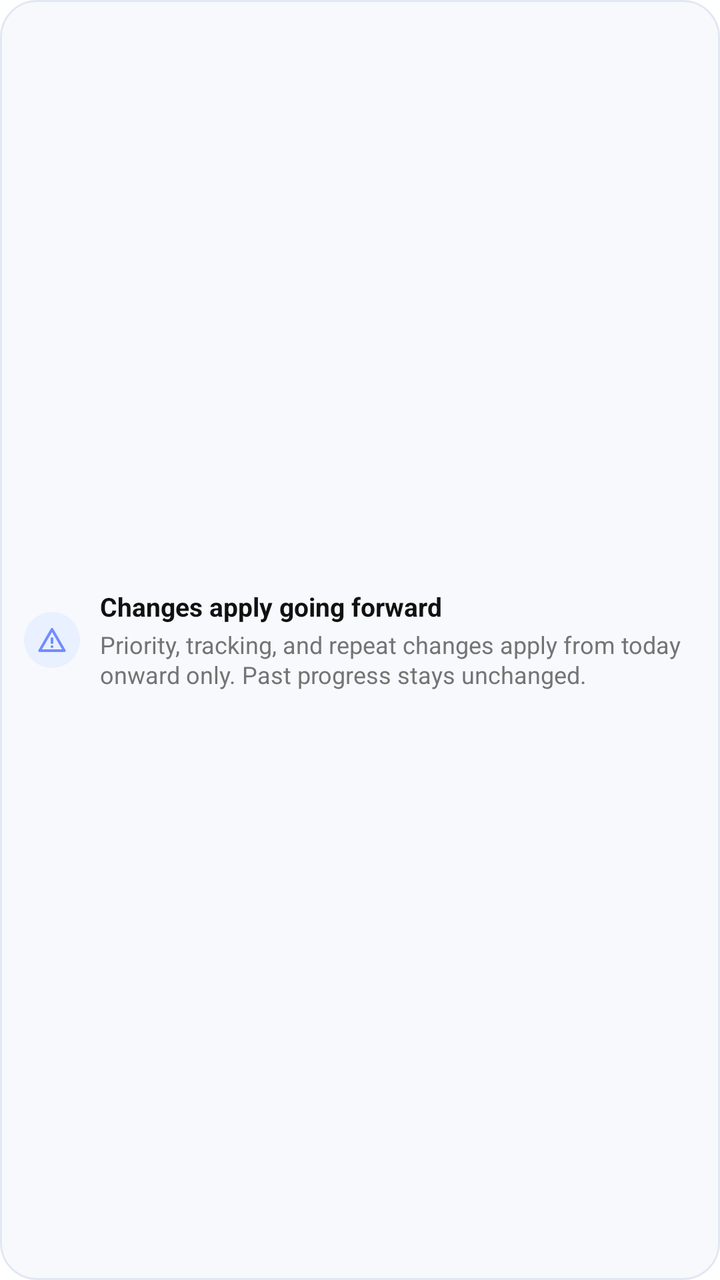
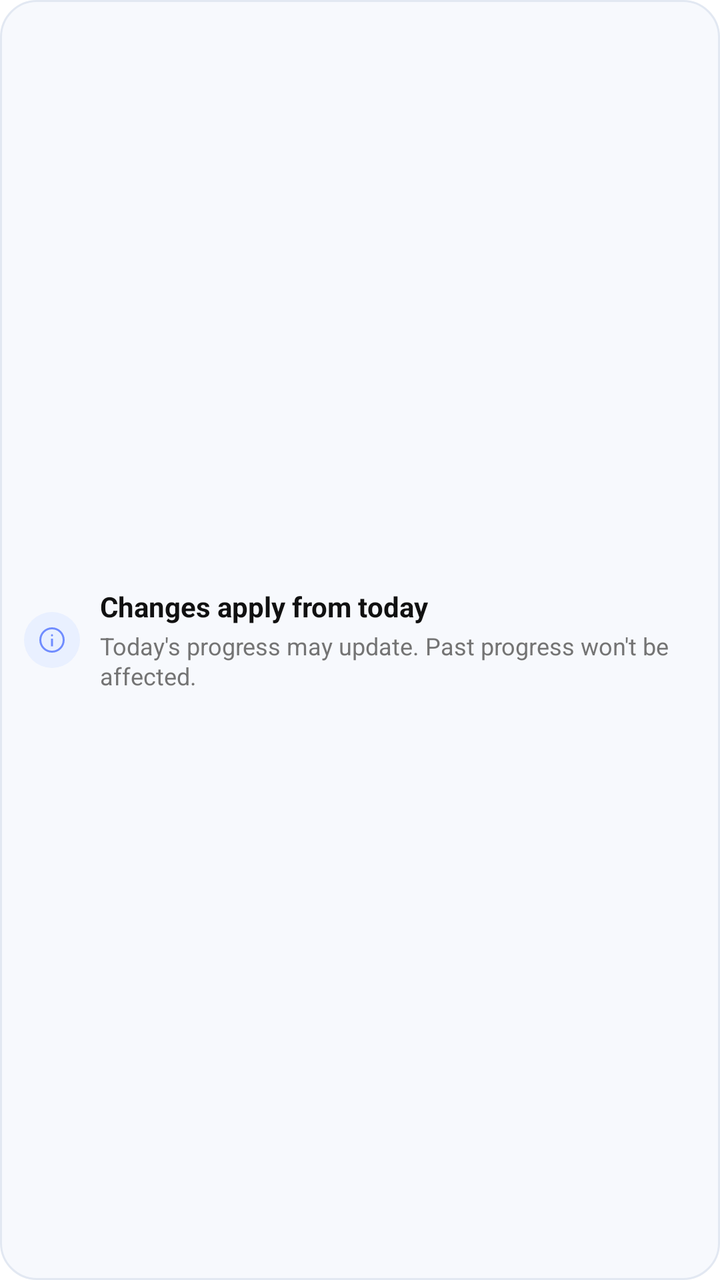

Screens rendered from an Android XML layout before and after an edit, with the pre-edit source and the edit as a unified diff.
<!-- AndroidManifest.xml: application theme Theme.GrowDaily -->
<!-- res/layout/edit_task_warning.xml -->
<?xml version="1.0" encoding="utf-8"?>
<LinearLayout android:id="@+id/tvVersioningHint"
    android:layout_width="match_parent"
    android:layout_height="wrap_content"
    android:layout_marginBottom="12dp"
    android:background="@drawable/add_task_info_card"
    android:gravity="center_vertical"
    android:orientation="horizontal"
    android:paddingStart="12dp"
    android:paddingTop="10dp"
    android:paddingEnd="12dp"
    android:paddingBottom="10dp"
    android:visibility="visible"
    xmlns:android="http://schemas.android.com/apk/res/android"
    xmlns:app="http://schemas.android.com/apk/res-auto">

    <ImageView
        android:id="@+id/ivWarningIcon"
        android:layout_width="28dp"
        android:layout_height="28dp"
        android:layout_marginEnd="10dp"
        android:background="@drawable/circle_background"
        android:backgroundTint="@color/task_filter_selected_bg"
        android:padding="6dp"
        android:src="@drawable/ic_warning"
        app:tint="@color/brand_blue" />

    <LinearLayout
        android:layout_width="0dp"
        android:layout_height="wrap_content"
        android:layout_weight="1"
        android:orientation="vertical">

        <TextView
            android:id="@+id/tvWarningTitle"
            android:layout_width="match_parent"
            android:layout_height="wrap_content"
            android:text="Changes apply going forward"
            android:textColor="@color/add_form_text_primary"
            android:textSize="13sp"
            android:textStyle="bold" />

        <TextView
            android:id="@+id/tvWarningDesc"
            android:layout_width="match_parent"
            android:layout_height="wrap_content"
            android:layout_marginTop="2dp"
            android:lineSpacingExtra="1dp"
            android:text="Priority, tracking, and repeat changes apply from today onward only. Past progress stays unchanged."
            android:textColor="@color/add_form_text_secondary"
            android:textSize="12sp" />
    </LinearLayout>
</LinearLayout>
<!-- resources referenced by this layout -->
<resources>
  <color name="add_form_text_primary">#111111</color>
  <color name="add_form_text_secondary">#747474</color>
  <color name="brand_blue">#708CFF</color>
  <color name="task_filter_selected_bg">#E9F0FF</color>
  <!-- drawable add_task_info_card (drawable) -->
  <?xml version="1.0" encoding="utf-8"?>
  <shape xmlns:android="http://schemas.android.com/apk/res/android"
      android:shape="rectangle">
      <corners android:radius="18dp" />
      <solid android:color="@color/add_task_info_bg" />
      <stroke
          android:width="1dp"
          android:color="@color/add_task_info_stroke" />
  </shape>
  <!-- drawable circle_background (drawable) -->
  <?xml version="1.0" encoding="utf-8"?>
  <shape xmlns:android="http://schemas.android.com/apk/res/android"
      android:shape="oval">
      <solid android:color="@color/brand_blue"/>
  </shape>
  <!-- drawable ic_warning (drawable) -->
  <vector xmlns:android="http://schemas.android.com/apk/res/android" android:width="24dp" android:height="24dp" android:viewportWidth="960" android:viewportHeight="960" android:tint="?attr/colorControlNormal">
      <path android:fillColor="@android:color/white" android:pathData="M109,840Q98,840 89,834.5Q80,829 75,820Q70,811 69.5,800.5Q69,790 75,780L445,140Q451,130 460.5,125Q470,120 480,120Q490,120 499.5,125Q509,130 515,140L885,780Q891,790 890.5,800.5Q890,811 885,820Q880,829 871,834.5Q862,840 851,840L109,840ZM178,760L782,760L480,240L178,760ZM480,720Q497,720 508.5,708.5Q520,697 520,680Q520,663 508.5,651.5Q497,640 480,640Q463,640 451.5,651.5Q440,663 440,680Q440,697 451.5,708.5Q463,720 480,720ZM480,600Q497,600 508.5,588.5Q520,577 520,560L520,440Q520,423 508.5,411.5Q497,400 480,400Q463,400 451.5,411.5Q440,423 440,440L440,560Q440,577 451.5,588.5Q463,600 480,600ZM480,500L480,500L480,500Z"/>
  </vector>
  <style name="Theme.GrowDaily" parent="Theme.MaterialComponents.DayNight.DarkActionBar">
          
          <item name="colorPrimary">@color/app_bar_surface</item>
          <item name="colorPrimaryVariant">@color/app_bar_surface</item>
          <item name="colorOnPrimary">@color/app_bar_content</item>
  
          
          <item name="colorSecondary">@color/brand_blue</item>
          <item name="colorSecondaryVariant">@color/brand_blue</item>
          <item name="colorOnSecondary">@color/white</item>
  
          
          <item name="android:statusBarColor">@color/app_bar_surface</item>
          <item name="android:windowLightStatusBar">true</item>
          <item name="android:forceDarkAllowed">false</item>
      </style>
  <color name="add_task_info_bg">#F7F9FD</color>
  <color name="add_task_info_stroke">#E2E8F2</color>
  <color name="app_bar_surface">#F3F5F9</color>
  <color name="app_bar_content">#111111</color>
  <color name="white">#FFFFFF</color>
</resources>

<!-- the commit's change to res/layout/edit_task_warning.xml (unified diff, before → after) -->
@@ -1,18 +1,14 @@
 <?xml version="1.0" encoding="utf-8"?>
-<LinearLayout android:id="@+id/tvVersioningHint"
-    android:layout_width="match_parent"
-    android:layout_height="wrap_content"
+<LinearLayout
+    xmlns:android="http://schemas.android.com/apk/res/android"
+    xmlns:app="http://schemas.android.com/apk/res-auto"
+    style="@style/AddTaskInfoCard"
     android:layout_marginBottom="12dp"
-    android:background="@drawable/add_task_info_card"
     android:gravity="center_vertical"
-    android:orientation="horizontal"
     android:paddingStart="12dp"
     android:paddingTop="10dp"
     android:paddingEnd="12dp"
-    android:paddingBottom="10dp"
-    android:visibility="visible"
-    xmlns:android="http://schemas.android.com/apk/res/android"
-    xmlns:app="http://schemas.android.com/apk/res-auto">
+    android:paddingBottom="10dp">
 
     <ImageView
         android:id="@+id/ivWarningIcon"
@@ -22,7 +18,7 @@
         android:background="@drawable/circle_background"
         android:backgroundTint="@color/task_filter_selected_bg"
         android:padding="6dp"
-        android:src="@drawable/ic_warning"
+        android:src="@drawable/ic_info"
         app:tint="@color/brand_blue" />
 
     <LinearLayout
@@ -32,22 +28,23 @@
         android:orientation="vertical">
 
         <TextView
-            android:id="@+id/tvWarningTitle"
+            android:id="@+id/tvInfoTitle"
             android:layout_width="match_parent"
             android:layout_height="wrap_content"
-            android:text="Changes apply going forward"
+            android:text="Changes apply from today"
             android:textColor="@color/add_form_text_primary"
-            android:textSize="13sp"
+            android:textSize="14sp"
             android:textStyle="bold" />
 
         <TextView
-            android:id="@+id/tvWarningDesc"
             android:layout_width="match_parent"
             android:layout_height="wrap_content"
             android:layout_marginTop="2dp"
             android:lineSpacingExtra="1dp"
-            android:text="Priority, tracking, and repeat changes apply from today onward only. Past progress stays unchanged."
+            android:text="Today's progress may update. Past progress won't be affected."
             android:textColor="@color/add_form_text_secondary"
             android:textSize="12sp" />
+
     </LinearLayout>
+
 </LinearLayout>
<!-- resource entries referenced after the edit -->
@@ -20,10 +20,22 @@
       android:shape="oval">
       <solid android:color="@color/brand_blue"/>
   </shape>
-  <!-- drawable ic_warning (drawable) -->
-  <vector xmlns:android="http://schemas.android.com/apk/res/android" android:width="24dp" android:height="24dp" android:viewportWidth="960" android:viewportHeight="960" android:tint="?attr/colorControlNormal">
-      <path android:fillColor="@android:color/white" android:pathData="M109,840Q98,840 89,834.5Q80,829 75,820Q70,811 69.5,800.5Q69,790 75,780L445,140Q451,130 460.5,125Q470,120 480,120Q490,120 499.5,125Q509,130 515,140L885,780Q891,790 890.5,800.5Q890,811 885,820Q880,829 871,834.5Q862,840 851,840L109,840ZM178,760L782,760L480,240L178,760ZM480,720Q497,720 508.5,708.5Q520,697 520,680Q520,663 508.5,651.5Q497,640 480,640Q463,640 451.5,651.5Q440,663 440,680Q440,697 451.5,708.5Q463,720 480,720ZM480,600Q497,600 508.5,588.5Q520,577 520,560L520,440Q520,423 508.5,411.5Q497,400 480,400Q463,400 451.5,411.5Q440,423 440,440L440,560Q440,577 451.5,588.5Q463,600 480,600ZM480,500L480,500L480,500Z"/>
+  <!-- drawable ic_info (drawable) -->
+  <vector xmlns:android="http://schemas.android.com/apk/res/android"
+      android:width="24dp"
+      android:height="24dp"
+      android:viewportWidth="960"
+      android:viewportHeight="960">
+    <path
+        android:pathData="M450,670h60v-230h-60v230ZM502.92,362.25q9.39,-9.29 9.39,-23.02t-9.29,-23.02q-9.29,-9.28 -23.02,-9.28t-23.02,9.28q-9.29,9.29 -9.29,23.02t9.39,23.02q9.38,9.29 22.92,9.29 13.54,0 22.92,-9.29ZM480.07,860q-78.84,0 -148.21,-29.92t-120.68,-81.21q-51.31,-51.29 -81.25,-120.63Q100,558.9 100,480.07q0,-78.84 29.92,-148.21t81.21,-120.68q51.29,-51.31 120.63,-81.25Q401.1,100 479.93,100q78.84,0 148.21,29.92t120.68,81.21q51.31,51.29 81.25,120.63Q860,401.1 860,479.93q0,78.84 -29.92,148.21t-81.21,120.68q-51.29,51.31 -120.63,81.25Q558.9,860 480.07,860ZM480,800q134,0 227,-93t93,-227q0,-134 -93,-227t-227,-93q-134,0 -227,93t-93,227q0,134 93,227t227,93ZM480,480Z"
+        android:fillColor="#e3e3e3"/>
   </vector>
+  <style name="AddTaskInfoCard">
+          <item name="android:layout_width">match_parent</item>
+          <item name="android:layout_height">wrap_content</item>
+          <item name="android:background">@drawable/add_task_info_card</item>
+          <item name="android:orientation">horizontal</item>
+      </style>
   <style name="Theme.GrowDaily" parent="Theme.MaterialComponents.DayNight.DarkActionBar">
           
           <item name="colorPrimary">@color/app_bar_surface</item>
